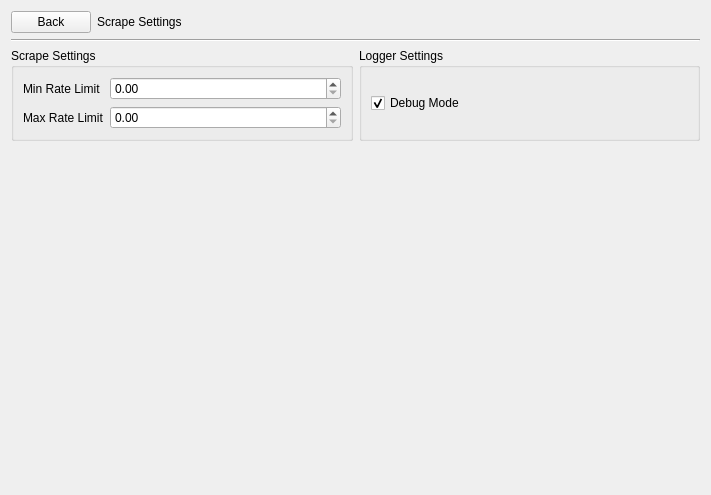
This is src/app/ui/SettingsMenu.ui in caden-maxwell/nhtsa-scrape as Qt 5 draws it before an edit. The edited form follows.
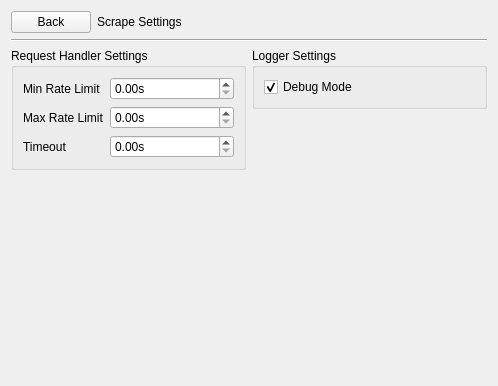
This is the edited form.

Commit message: Refactored settings menu and request handler

Diff of the .ui file:
```diff
--- a/src/app/ui/SettingsMenu.ui
+++ b/src/app/ui/SettingsMenu.ui
@@ -6,53 +6,92 @@
    <rect>
     <x>0</x>
     <y>0</y>
-    <width>711</width>
-    <height>495</height>
+    <width>498</width>
+    <height>386</height>
    </rect>
   </property>
   <property name="windowTitle">
    <string>Form</string>
   </property>
-  <layout class="QGridLayout" name="gridLayout">
-   <item row="2" column="2">
-    <widget class="QGroupBox" name="groupBox">
-     <property name="title">
-      <string>Logger Settings</string>
-     </property>
-     <layout class="QVBoxLayout" name="verticalLayout_2">
+  <layout class="QVBoxLayout" name="verticalLayout_4">
       <item>
-       <widget class="QCheckBox" name="debugCheckbox">
+    <layout class="QHBoxLayout" name="horizontalLayout">
+     <item>
+      <widget class="QPushButton" name="backBtn">
         <property name="text">
-         <string>Debug Mode</string>
-        </property>
-        <property name="checked">
-         <bool>true</bool>
-        </property>
-       </widget>
-      </item>
-     </layout>
-    </widget>
-   </item>
-   <item row="3" column="1" colspan="2">
-    <spacer name="verticalSpacer">
+        <string>Back</string>
+       </property>
+      </widget>
+     </item>
+     <item>
+      <widget class="QLabel" name="mainTitle">
+       <property name="text">
+        <string notr="true">Scrape Settings</string>
+       </property>
+      </widget>
+     </item>
+     <item>
+      <spacer name="horizontalSpacer">
      <property name="orientation">
-      <enum>Qt::Vertical</enum>
-     </property>
-     <property name="sizeType">
-      <enum>QSizePolicy::Expanding</enum>
+        <enum>Qt::Horizontal</enum>
      </property>
      <property name="sizeHint" stdset="0">
       <size>
-       <width>20</width>
-       <height>40</height>
+         <width>40</width>
+         <height>20</height>
       </size>
      </property>
     </spacer>
    </item>
-   <item row="2" column="1">
+    </layout>
+   </item>
+   <item>
+    <widget class="Line" name="line">
+     <property name="orientation">
+      <enum>Qt::Horizontal</enum>
+     </property>
+    </widget>
+   </item>
+   <item>
+    <widget class="QWidget" name="gridWidget" native="true">
+     <property name="sizePolicy">
+      <sizepolicy hsizetype="Preferred" vsizetype="Expanding">
+       <horstretch>0</horstretch>
+       <verstretch>0</verstretch>
+      </sizepolicy>
+     </property>
+     <layout class="QGridLayout" name="gridLayout">
+      <property name="leftMargin">
+       <number>0</number>
+      </property>
+      <property name="topMargin">
+       <number>0</number>
+      </property>
+      <property name="rightMargin">
+       <number>0</number>
+      </property>
+      <property name="bottomMargin">
+       <number>0</number>
+      </property>
+      <item row="1" column="0" alignment="Qt::AlignTop">
+       <widget class="QWidget" name="verticalWidget_2" native="true">
+        <layout class="QVBoxLayout" name="verticalLayout_5">
+         <property name="leftMargin">
+          <number>0</number>
+         </property>
+         <property name="topMargin">
+          <number>0</number>
+         </property>
+         <property name="rightMargin">
+          <number>0</number>
+         </property>
+         <property name="bottomMargin">
+          <number>0</number>
+         </property>
+         <item>
     <widget class="QGroupBox" name="groupBox_2">
      <property name="title">
-      <string>Scrape Settings</string>
+            <string>Request Handler Settings</string>
      </property>
      <layout class="QFormLayout" name="formLayout">
       <item row="0" column="0">
@@ -63,7 +102,17 @@
        </widget>
       </item>
       <item row="0" column="1">
-       <widget class="QDoubleSpinBox" name="minRateBox"/>
+             <widget class="QDoubleSpinBox" name="minRateSpinBox">
+              <property name="suffix">
+               <string>s</string>
+              </property>
+              <property name="decimals">
+               <number>2</number>
+              </property>
+              <property name="singleStep">
+               <double>0.100000000000000</double>
+              </property>
+             </widget>
       </item>
       <item row="1" column="0">
        <widget class="QLabel" name="label_2">
@@ -73,35 +122,83 @@
        </widget>
       </item>
       <item row="1" column="1">
-       <widget class="QDoubleSpinBox" name="maxRateBox"/>
-      </item>
-     </layout>
-    </widget>
-   </item>
-   <item row="1" column="1" colspan="2">
-    <widget class="Line" name="line">
-     <property name="orientation">
-      <enum>Qt::Horizontal</enum>
+             <widget class="QDoubleSpinBox" name="maxRateSpinBox">
+              <property name="suffix">
+               <string>s</string>
+              </property>
+              <property name="decimals">
+               <number>2</number>
+              </property>
+              <property name="singleStep">
+               <double>0.100000000000000</double>
+              </property>
+             </widget>
+            </item>
+            <item row="2" column="0">
+             <widget class="QLabel" name="timeoutLabel">
+              <property name="text">
+               <string>Timeout</string>
      </property>
     </widget>
    </item>
-   <item row="0" column="1" colspan="2">
-    <layout class="QHBoxLayout" name="topHLayout" stretch="0,1">
-     <item>
-      <widget class="QPushButton" name="backBtn">
-       <property name="text">
-        <string>Back</string>
-       </property>
-      </widget>
-     </item>
+            <item row="2" column="1">
+             <widget class="QDoubleSpinBox" name="timeoutSpinBox">
+              <property name="suffix">
+               <string>s</string>
+              </property>
+              <property name="decimals">
+               <number>2</number>
+              </property>
+              <property name="singleStep">
+               <double>0.500000000000000</double>
+              </property>
+             </widget>
+            </item>
+           </layout>
+          </widget>
+         </item>
+        </layout>
+       </widget>
+      </item>
+      <item row="1" column="1" alignment="Qt::AlignTop">
+       <widget class="QWidget" name="verticalWidget" native="true">
+        <layout class="QVBoxLayout" name="verticalLayout_3">
+         <property name="leftMargin">
+          <number>0</number>
+         </property>
+         <property name="topMargin">
+          <number>0</number>
+         </property>
+         <property name="rightMargin">
+          <number>0</number>
+         </property>
+         <property name="bottomMargin">
+          <number>0</number>
+         </property>
      <item>
-      <widget class="QLabel" name="mainTitle">
+          <widget class="QGroupBox" name="groupBox">
+           <property name="title">
+            <string>Logger Settings</string>
+           </property>
+           <layout class="QVBoxLayout" name="verticalLayout_2">
+            <item>
+             <widget class="QCheckBox" name="debugCheckbox">
        <property name="text">
-        <string>Scrape Settings</string>
-       </property>
+               <string>Debug Mode</string>
+              </property>
+              <property name="checked">
+               <bool>true</bool>
+              </property>
       </widget>
      </item>
     </layout>
+          </widget>
+         </item>
+        </layout>
+       </widget>
+      </item>
+     </layout>
+    </widget>
    </item>
   </layout>
  </widget>
```
Lines whose indentation alone changed are shown as unchanged. The commit also changes 9 other files.
